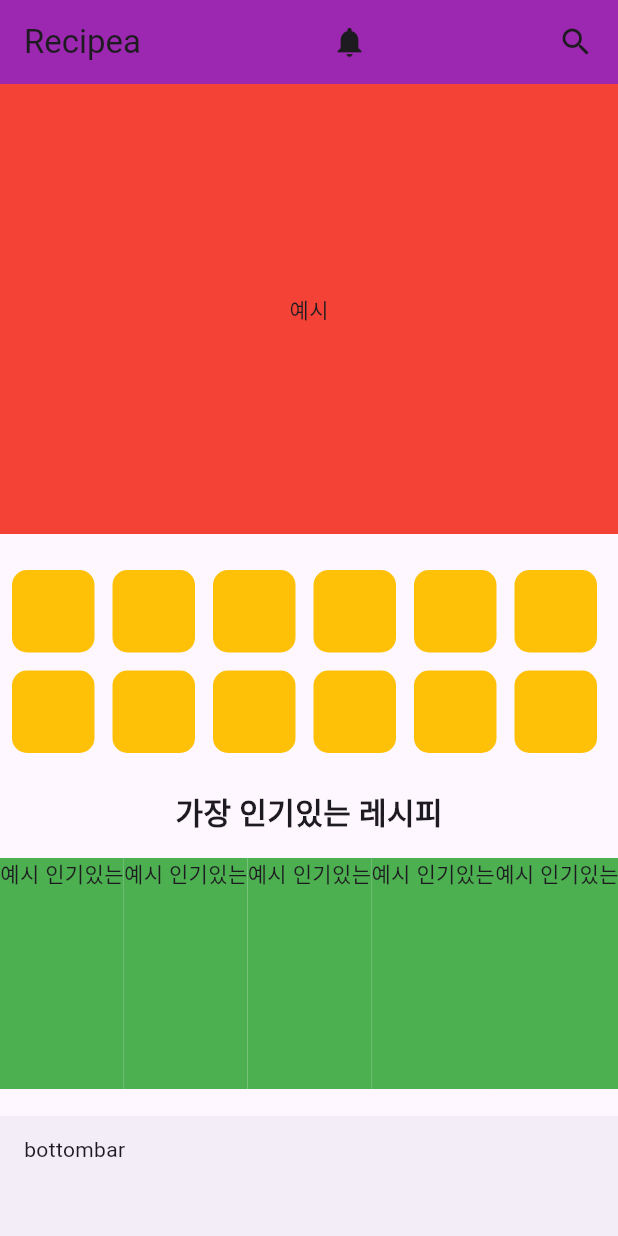
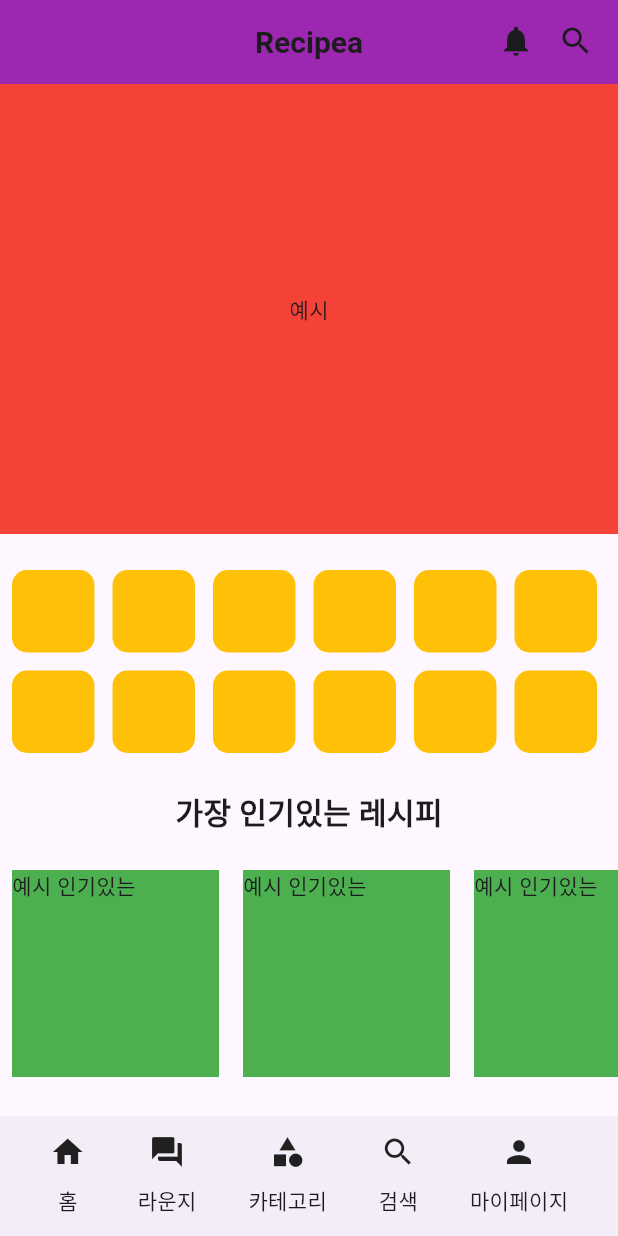
Before and after one commit to jinju9513/recipea-, a Flutter app: the screen it shows after launch, on a phone screen of 412 x 824 dp. Run offline on Flutter 3.47's test engine with Material 3 defaults, Android fonts, the phone set to English and light mode, and no system bars; our stand-ins replace material_design_icons_flutter.

Commit message:
fix: 바텀바 및 앱바 조정

```diff
--- a/lib/UI/pages/home/home_page.dart
+++ b/lib/UI/pages/home/home_page.dart
@@ -10,15 +10,29 @@ class HomePage extends StatelessWidget {
     return Scaffold(
       appBar: AppBar(
         backgroundColor: Colors.purple,
-        title: Row(
-          mainAxisAlignment: MainAxisAlignment.spaceBetween,
+        title: Stack(
           children: [
-            Text('Recipea'),
-            Icon(Icons.notifications),
-            Icon(Icons.search),
+            Center(
+              child: Text(
+                'Recipea',
+                style: TextStyle(fontSize: 20, fontWeight: FontWeight.bold),
+              ),
+            ),
+
+            Positioned(
+              right: 0,
+              child: Row(
+                children: [
+                  Icon(Icons.notifications),
+                  SizedBox(width: 16),
+                  Icon(Icons.search),
+                ],
+              ),
+            ),
           ],
         ),
       ),
+
       body: ListView(
         children: [
           HomeBanner(),
--- a/lib/UI/pages/home/widgets/home_popular.dart
+++ b/lib/UI/pages/home/widgets/home_popular.dart
@@ -17,9 +17,17 @@ class HomePopular extends StatelessWidget {
               scrollDirection: Axis.horizontal,
               itemCount: 10,
               itemBuilder: (context, index) {
-                return Container(
-                  decoration: BoxDecoration(color: Colors.green),
-                  child: Text('예시 인기있는'),
+                return Padding(
+                  padding: const EdgeInsets.all(8.0),
+                  child: AspectRatio(
+                    aspectRatio: 1,
+                    child: Container(
+                      width: 200,
+                      height: 200,
+                      decoration: BoxDecoration(color: Colors.green),
+                      child: Text('예시 인기있는'),
+                    ),
+                  ),
                 );
               },
             ),
--- a/lib/UI/pages/widgets/bottom_bar.dart
+++ b/lib/UI/pages/widgets/bottom_bar.dart
@@ -3,6 +3,19 @@ import 'package:flutter/material.dart';
 class BottomBar extends StatelessWidget {
   @override
   Widget build(BuildContext context) {
-    return Text('bottombar');
+    return Row(
+      mainAxisAlignment: MainAxisAlignment.spaceAround,
+      children: [
+        _buildNavItem(Icons.home, '홈'),
+        _buildNavItem(Icons.forum, '라운지'),
+        _buildNavItem(Icons.category, '카테고리'),
+        _buildNavItem(Icons.search, '검색'),
+        _buildNavItem(Icons.person, '마이페이지'),
+      ],
+    );
+  }
+
+  Widget _buildNavItem(IconData icon, String label) {
+    return Column(children: [Icon(icon), SizedBox(height: 10), Text(label)]);
   }
 }
```
